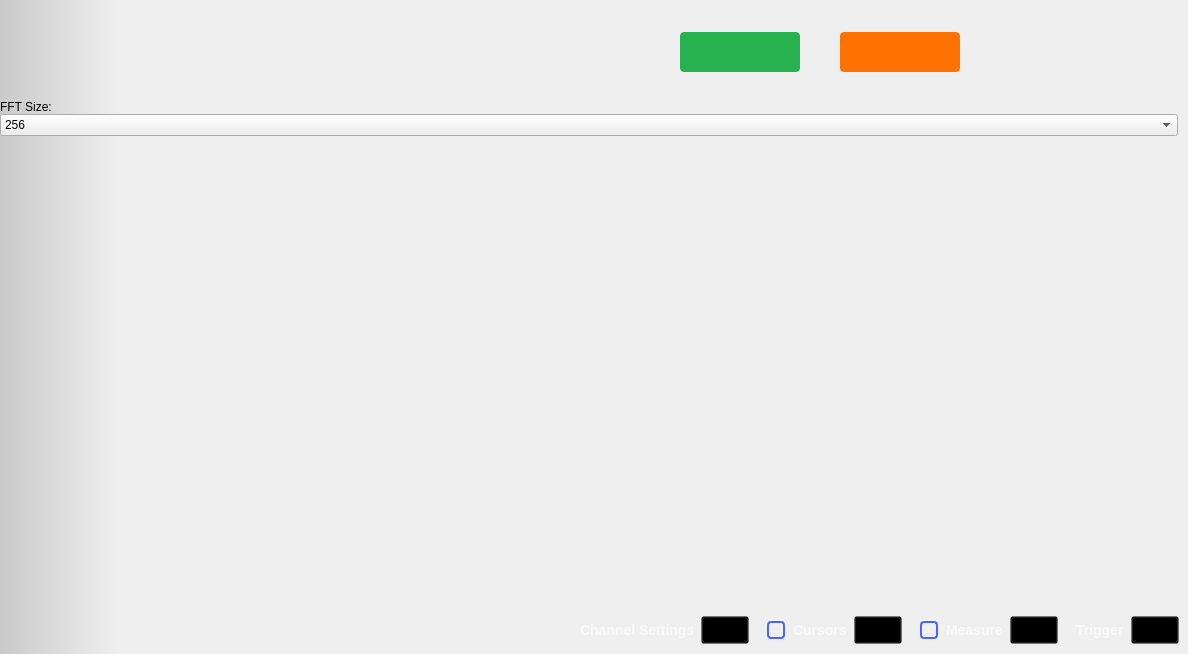
This is ui/oscilloscope.ui in analogdevicesinc/scopy as Qt 5 draws it before an edit. The edited form follows.
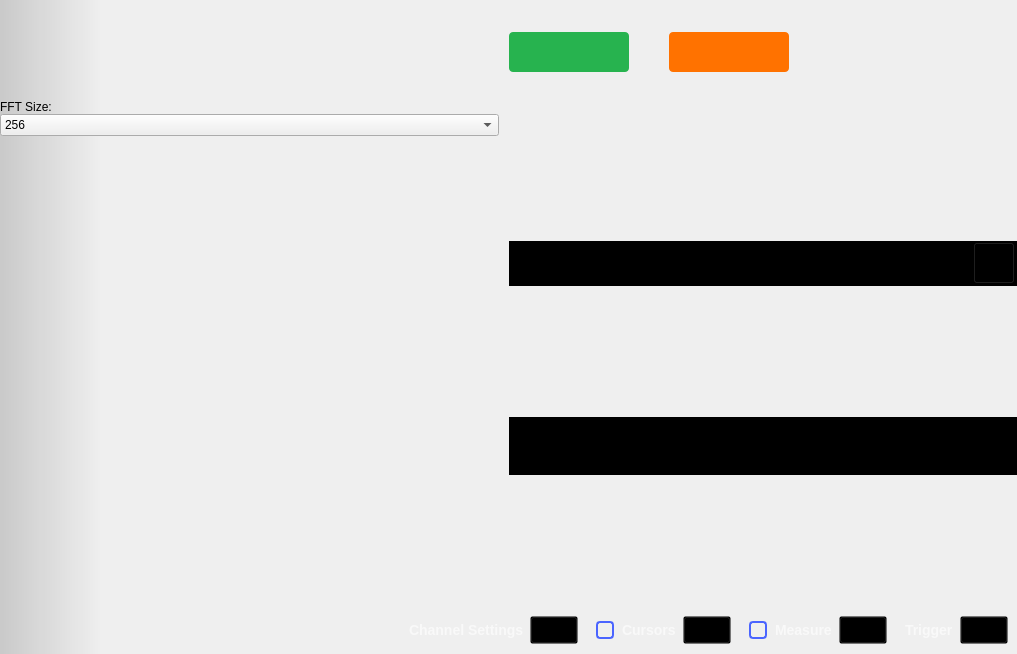
This is the edited form. Icons and pictures are not drawn. Custom widgets are drawn as their Qt base class.

Commit message: Osc: Make XY plot display the curves in 2 modes: Lines or Dots

What changed in the file:
```diff
--- a/ui/oscilloscope.ui
+++ b/ui/oscilloscope.ui
@@ -6,7 +6,7 @@
    <rect>
     <x>0</x>
     <y>0</y>
-    <width>1188</width>
+    <width>1017</width>
     <height>654</height>
    </rect>
   </property>
@@ -551,18 +551,37 @@
          </layout>
         </item>
         <item>
-         <layout class="QGridLayout" name="gridLayout_XY">
+         <widget class="QWidget" name="xy_plot_container" native="true">
+          <property name="minimumSize">
+           <size>
+            <width>0</width>
+            <height>0</height>
+           </size>
+          </property>
+          <layout class="QGridLayout" name="gridLayout">
           <property name="leftMargin">
            <number>0</number>
           </property>
           <property name="topMargin">
            <number>20</number>
           </property>
+           <property name="rightMargin">
+            <number>0</number>
+           </property>
+           <property name="bottomMargin">
+            <number>0</number>
+           </property>
           <property name="spacing">
            <number>0</number>
           </property>
           <item row="0" column="0">
            <widget class="QWidget" name="widget_xy_plot_top" native="true">
+             <property name="sizePolicy">
+              <sizepolicy hsizetype="Minimum" vsizetype="Minimum">
+               <horstretch>0</horstretch>
+               <verstretch>0</verstretch>
+              </sizepolicy>
+             </property>
             <property name="minimumSize">
              <size>
               <width>0</width>
@@ -578,10 +597,87 @@
             <property name="styleSheet">
              <string notr="true">background-color: black;</string>
             </property>
+             <layout class="QHBoxLayout" name="horizontalLayout">
+              <property name="spacing">
+               <number>0</number>
+              </property>
+              <property name="leftMargin">
+               <number>0</number>
+              </property>
+              <property name="topMargin">
+               <number>0</number>
+              </property>
+              <property name="rightMargin">
+               <number>0</number>
+              </property>
+              <property name="bottomMargin">
+               <number>0</number>
+              </property>
+              <item>
+               <spacer name="horizontalSpacer_2">
+                <property name="orientation">
+                 <enum>Qt::Horizontal</enum>
+                </property>
+                <property name="sizeHint" stdset="0">
+                 <size>
+                  <width>0</width>
+                  <height>10</height>
+                 </size>
+                </property>
+               </spacer>
+              </item>
+              <item>
+               <widget class="QPushButton" name="xyPlotLineType">
+                <property name="styleSheet">
+                 <string notr="true">QPushButton {
+  min-height: 40px;
+  min-width: 40px;
+  max-height: 40px;
+  max-width: 40px;
+
+  border-image: url(:/icons/dots_on_plot.svg);
+}
+
+QPushButton::checked {
+  border-image: url(:/icons/lines_on_plot.svg);
+}
+</string>
+                </property>
+                <property name="text">
+                 <string/>
+                </property>
+                <property name="checkable">
+                 <bool>true</bool>
+                </property>
+               </widget>
+              </item>
+              <item>
+               <spacer name="horizontalSpacer_5">
+                <property name="orientation">
+                 <enum>Qt::Horizontal</enum>
+                </property>
+                <property name="sizeType">
+                 <enum>QSizePolicy::Fixed</enum>
+                </property>
+                <property name="sizeHint" stdset="0">
+                 <size>
+                  <width>2</width>
+                  <height>10</height>
+                 </size>
+                </property>
+               </spacer>
+              </item>
+             </layout>
            </widget>
           </item>
           <item row="1" column="0">
            <widget class="QWidget" name="widget_xy_plot_bottom" native="true">
+             <property name="sizePolicy">
+              <sizepolicy hsizetype="Minimum" vsizetype="Minimum">
+               <horstretch>0</horstretch>
+               <verstretch>0</verstretch>
+              </sizepolicy>
+             </property>
             <property name="minimumSize">
              <size>
               <width>0</width>
@@ -600,6 +696,7 @@
            </widget>
           </item>
          </layout>
+         </widget>
         </item>
         <item>
          <layout class="QVBoxLayout" name="vLayout_for_rightMenu">
```
Lines whose indentation alone changed are shown as unchanged. The commit also changes 5 other files.
